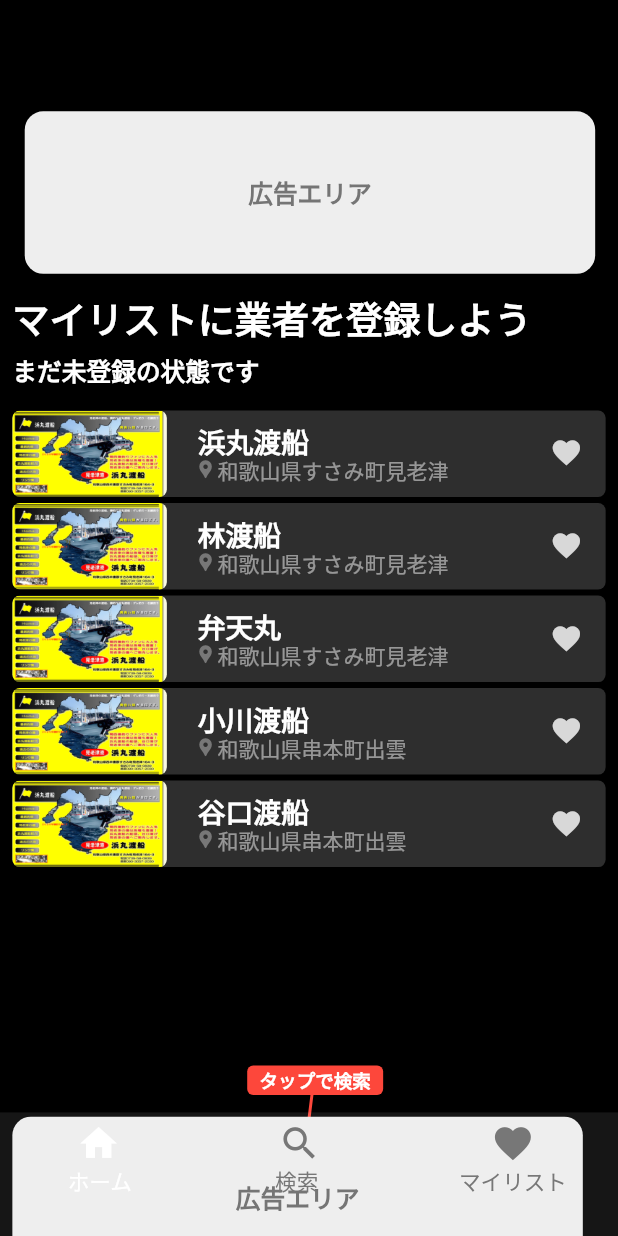
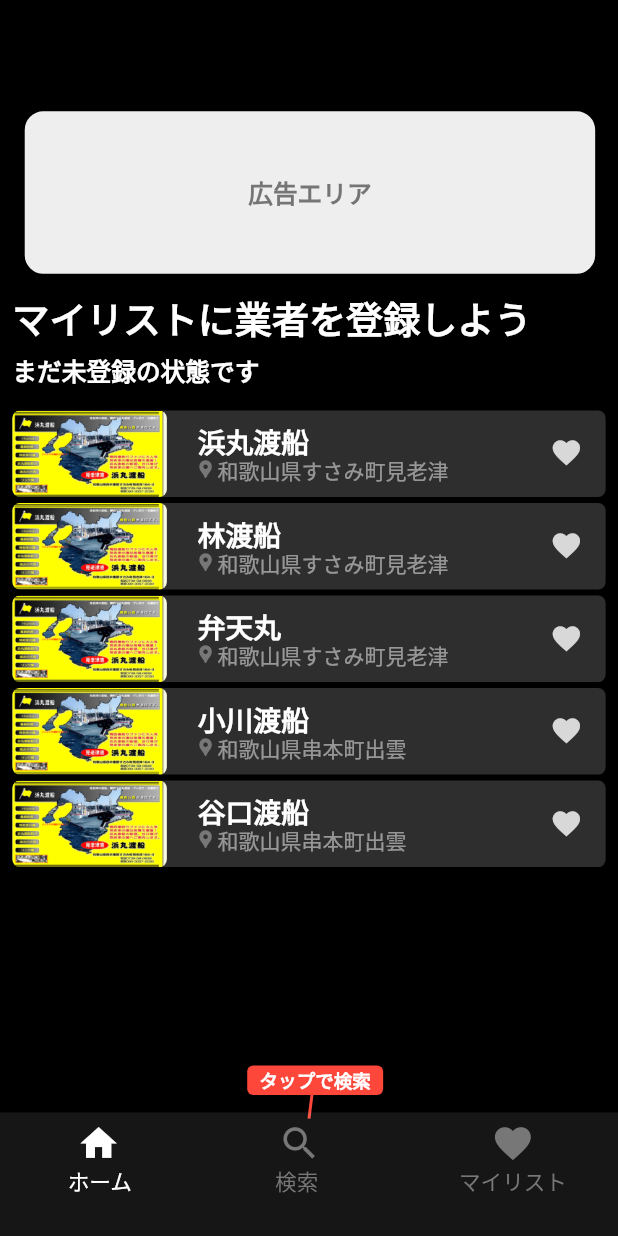
Before and after one commit to Kaito-nagai/fishing_app, a Flutter app: the screen it shows after launch, on a phone screen of 412 x 824 dp. Run offline on Flutter 3.47's test engine with Material 3 defaults, Android fonts, the light colour scheme and no system bars; our stand-ins replace flutter_dotenv, logger, shared_preferences; Roboto replaces fonts that are missing (Noto Sans JP).

Commit message:
“少し修正した

```diff
--- a/lib/pages/home_initial.dart
+++ b/lib/pages/home_initial.dart
@@ -137,14 +137,6 @@ class HomeInitialScreen extends StatelessWidget {
                           },
                         ),
                       ),
-
-                      // 広告エリア（リストの下に配置）
-                      const SizedBox(height: 8.0), // リストと広告の間の余白
-                      AdBanner(
-                        positionTop: 0,
-                        onTap: () => logger.i('広告エリアクリック'),
-                      ),
-
                     ],
                   ),
                 ),
```
